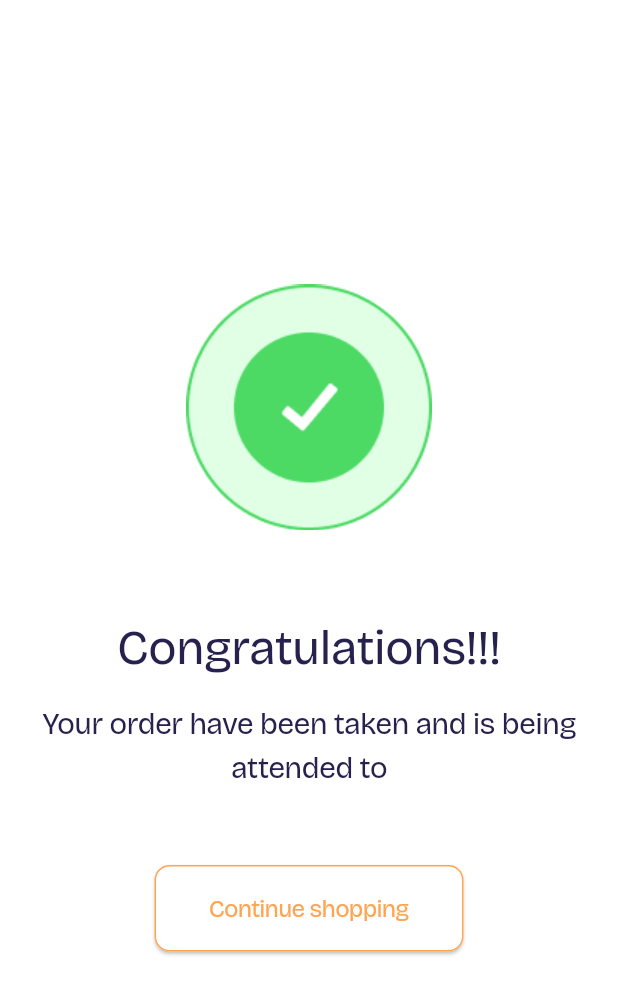
After one commit to piyushkarmacharya/ecommerce_fruits, a Flutter app: the OrderCompletePage screen opened by its route, on a phone screen of 412 x 824 dp. The commit adds this screen. Shown: the top 994 px of the screen. Run offline on Flutter 3.47's test engine with Material 3 defaults, Android fonts, the phone set to English and light mode, and no system bars; our stand-ins replace flutter_svg.

Commit message:
create order complete page

```diff
--- a/lib/main.dart
+++ b/lib/main.dart
@@ -2,6 +2,7 @@ import "package:ecommerce_fruits/pages/add_to_basket_page/add_to_basket_page.dar
 import "package:ecommerce_fruits/pages/authentication_page/authentication_page.dart";
 import "package:ecommerce_fruits/pages/basket_page/basket_page.dart";
 import "package:ecommerce_fruits/pages/home_screen/home_screen.dart";
+import "package:ecommerce_fruits/pages/order_complete_page.dart/order_complete_page.dart";
 import "package:ecommerce_fruits/pages/splash_screen.dart";
 import "package:ecommerce_fruits/pages/welcome_page/welcome_page.dart";
 import "package:flutter/material.dart";
@@ -37,6 +38,7 @@ class MyApp extends StatelessWidget {
         HomeScreen.routeName: (context) => const HomeScreen(),
         AddToBasketPage.routeName: (context) => const AddToBasketPage(),
         BasketPage.routeName: (context) => const BasketPage(),
+        OrderCompletePage.routeName: (context) => const OrderCompletePage(),
       },
     );
   }
--- a/lib/pages/basket_page/basket_page.dart
+++ b/lib/pages/basket_page/basket_page.dart
@@ -242,7 +242,7 @@ class _BasketPageState extends State<BasketPage> {
                             showDialog(
                               context: context,
                               builder: (context) {
-                                return CheckoutDialog();
+                                return const CheckoutDialog();
                               },
                             );
                           },
--- a/lib/pages/basket_page/widgets/checkout_dialog.dart
+++ b/lib/pages/basket_page/widgets/checkout_dialog.dart
@@ -1,3 +1,4 @@
+import 'package:ecommerce_fruits/pages/order_complete_page.dart/order_complete_page.dart';
 import 'package:flutter/material.dart';
 
 class CheckoutDialog extends StatefulWidget {
@@ -142,7 +143,10 @@ class _CheckoutDialogState extends State<CheckoutDialog> {
                                                 color: Theme.of(context)
                                                     .primaryColor))),
                                     onPressed: () {
-                                      if (formKey.currentState!.validate()) {}
+                                      if (formKey.currentState!.validate()) {
+                                        Navigator.of(context).pushNamed(
+                                            OrderCompletePage.routeName);
+                                      }
                                     },
                                     child: Text(
                                       "Pay on delivery",
@@ -164,7 +168,9 @@ class _CheckoutDialogState extends State<CheckoutDialog> {
                                           side: BorderSide(
                                               color: Theme.of(context)
                                                   .primaryColor))),
-                                  onPressed: () {},
+                                  onPressed: () {
+                                    if (formKey.currentState!.validate()) {}
+                                  },
                                   child: Text(
                                     "Pay with card",
                                     style: TextStyle(
--- /dev/null
+++ b/lib/pages/order_complete_page.dart/order_complete_page.dart
@@ -0,0 +1,72 @@
+import 'package:flutter/material.dart';
+
+class OrderCompletePage extends StatefulWidget {
+  static String routeName = "/order-complete";
+  const OrderCompletePage({super.key});
+
+  @override
+  State<OrderCompletePage> createState() => _OrderCompletePageState();
+}
+
+class _OrderCompletePageState extends State<OrderCompletePage> {
+  @override
+  Widget build(BuildContext context) {
+    final screenSize = MediaQuery.of(context).size;
+    return Scaffold(
+      backgroundColor: const Color(0xFFFFFFFF),
+      body: SizedBox(
+        width: double.infinity,
+        child: Padding(
+          padding: const EdgeInsets.all(24.0),
+          child: Column(
+            mainAxisAlignment: MainAxisAlignment.center,
+            crossAxisAlignment: CrossAxisAlignment.center,
+            children: [
+              SizedBox(
+                child: Image.asset("assets/images/complete.png"),
+              ),
+              const SizedBox(height: 56),
+              const Text(
+                "Congratulations!!!",
+                style: TextStyle(
+                    fontSize: 32,
+                    color: Color(0xFF27214D),
+                    letterSpacing: -0.5),
+              ),
+              const SizedBox(height: 13),
+              const Text(
+                "Your order have been taken and is being attended to",
+                textAlign: TextAlign.center,
+                style: TextStyle(
+                    color: Color(0xFF27214D),
+                    fontSize: 20,
+                    letterSpacing: -0.5),
+              ),
+              const SizedBox(height: 50),
+              SizedBox(
+                height: 0.07 * screenSize.height,
+                width: 0.5 * screenSize.width,
+                child: ElevatedButton(
+                  style: ElevatedButton.styleFrom(
+                      backgroundColor: Colors.white,
+                      shape: RoundedRectangleBorder(
+                          borderRadius: BorderRadius.circular(10),
+                          side: BorderSide(
+                              color: Theme.of(context).primaryColor))),
+                  onPressed: () {},
+                  child: Text(
+                    "Continue shopping",
+                    style: TextStyle(
+                        letterSpacing: -0.5,
+                        color: Theme.of(context).primaryColor,
+                        fontSize: 16),
+                  ),
+                ),
+              ),
+            ],
+          ),
+        ),
+      ),
+    );
+  }
+}
--- a/pubspec.yaml
+++ b/pubspec.yaml
@@ -70,6 +70,7 @@ flutter:
     - assets/icons/filter.svg
     - assets/images/Honey_lime_combo.png
     - assets/images/Berry_mango_combo.png
+    - assets/images/complete.png
   #   - images/a_dot_ham.jpeg
 
   # An image asset can refer to one or more resolution-specific "variants", see
```
Also changed, not shown: assets/images/complete.png (added).
